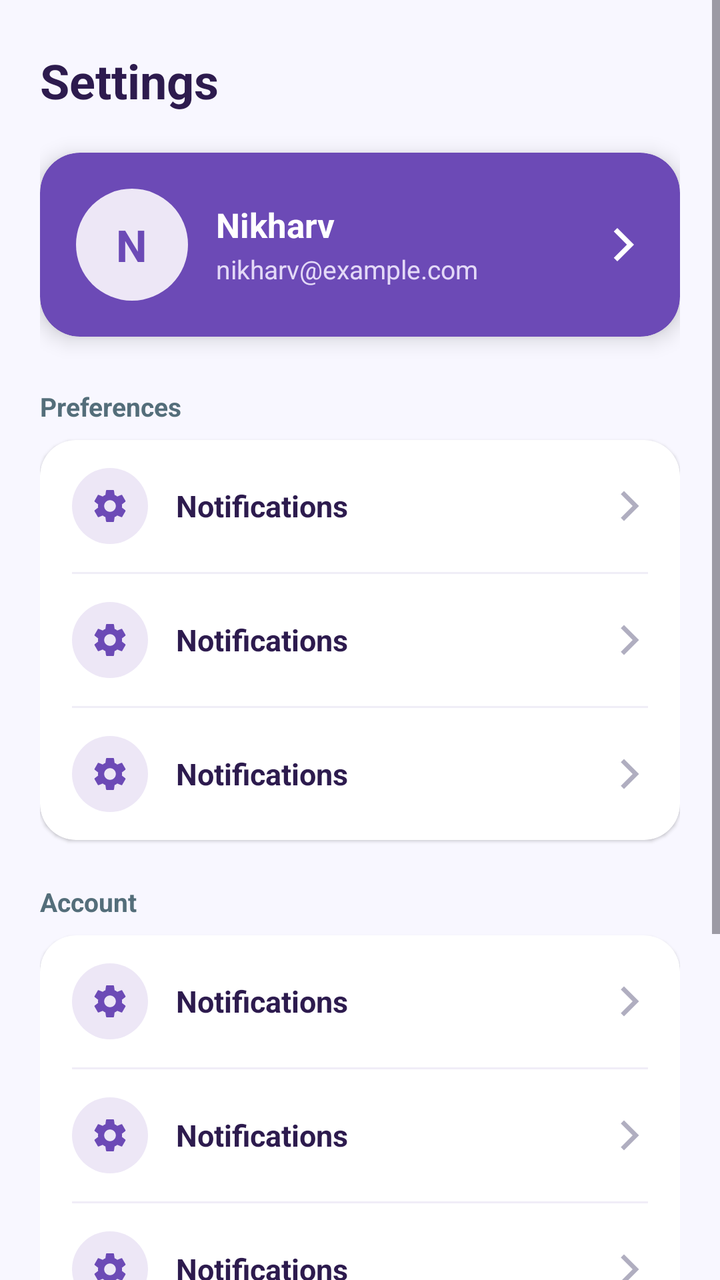
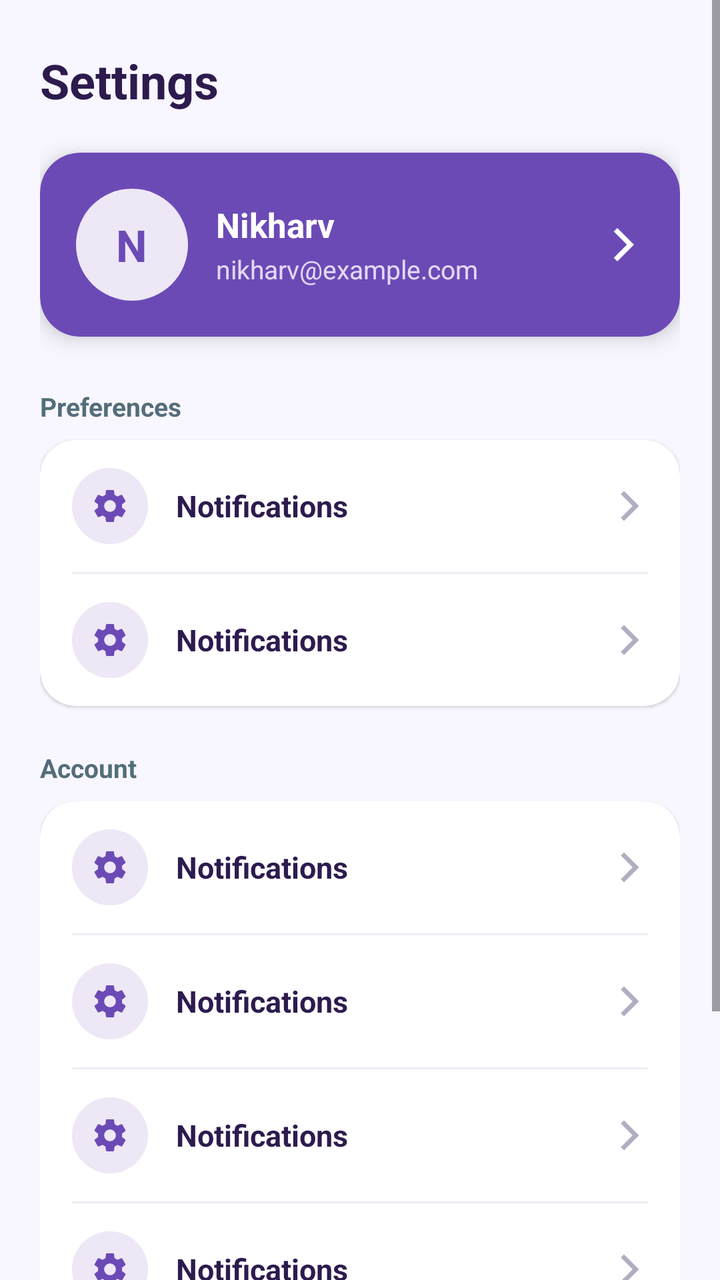

Two renders of the same Android screen: before a commit and after it. Below are the layout's source before the change and the commit's diff.
<!-- AndroidManifest.xml: application theme Theme.StudyPlanner -->
<!-- res/layout/fragment_settings.xml -->
<?xml version="1.0" encoding="utf-8"?>
<ScrollView xmlns:android="http://schemas.android.com/apk/res/android"
    xmlns:tools="http://schemas.android.com/tools"
    xmlns:app="http://schemas.android.com/apk/res-auto"
    android:layout_width="match_parent"
    android:layout_height="match_parent"
    android:background="@color/screen_background"
    android:fillViewport="true"
    android:overScrollMode="never"
    tools:context=".SettingsFragment">

    <LinearLayout
        android:layout_width="match_parent"
        android:layout_height="wrap_content"
        android:orientation="vertical"
        android:paddingHorizontal="20dp"
        android:paddingTop="24dp"
        android:paddingBottom="30dp">

        <TextView
            android:id="@+id/tvSettingsTitle"
            android:layout_width="wrap_content"
            android:layout_height="wrap_content"
            android:text="@string/settings"
            android:textColor="@color/text_primary"
            android:textSize="24sp"
            android:textStyle="bold" />

        

        <androidx.cardview.widget.CardView
            android:id="@+id/profileCard"
            android:layout_width="match_parent"
            android:layout_height="wrap_content"
            android:layout_marginTop="20dp"
            app:cardBackgroundColor="#6C4AB6"
            app:cardCornerRadius="20dp"
            app:cardElevation="6dp">

            <LinearLayout
                android:layout_width="match_parent"
                android:layout_height="wrap_content"
                android:orientation="horizontal"
                android:gravity="center_vertical"
                android:padding="18dp">

                <FrameLayout
                    android:layout_width="56dp"
                    android:layout_height="56dp">

                    <View
                        android:layout_width="match_parent"
                        android:layout_height="match_parent"
                        android:background="@drawable/bg_profile_avatar" />

                    <TextView
                        android:id="@+id/tvAvatarInitial"
                        android:layout_width="wrap_content"
                        android:layout_height="wrap_content"
                        android:layout_gravity="center"
                        android:text="N"
                        android:textColor="#6C4AB6"
                        android:textSize="22sp"
                        android:textStyle="bold" />

                </FrameLayout>

                <LinearLayout
                    android:layout_width="0dp"
                    android:layout_height="wrap_content"
                    android:layout_weight="1"
                    android:layout_marginStart="14dp"
                    android:orientation="vertical">

                    <TextView
                        android:id="@+id/tvProfileName"
                        android:layout_width="wrap_content"
                        android:layout_height="wrap_content"
                        android:text="Nikharv"
                        android:textColor="#FFFFFF"
                        android:textSize="17sp"
                        android:textStyle="bold" />

                    <TextView
                        android:id="@+id/tvProfileEmail"
                        android:layout_width="wrap_content"
                        android:layout_height="wrap_content"
                        android:layout_marginTop="2dp"
                        android:text="nikharv@example.com"
                        android:textColor="#E3D9F7"
                        android:textSize="13sp" />

                </LinearLayout>

                <ImageView
                    android:id="@+id/btnEditProfile"
                    android:layout_width="20dp"
                    android:layout_height="20dp"
                    android:src="@drawable/ic_arrow_forward"
                    app:tint="#FFFFFF" />

            </LinearLayout>

        </androidx.cardview.widget.CardView>

        

        <TextView
            android:id="@+id/tvPreferencesLabel"
            android:layout_width="wrap_content"
            android:layout_height="wrap_content"
            android:layout_marginTop="26dp"
            android:layout_marginBottom="8dp"
            android:text="@string/preferences"
            android:textColor="@color/text_secondary"
            android:textSize="13sp"
            android:textStyle="bold" />

        <androidx.cardview.widget.CardView
            android:id="@+id/preferencesCard"
            android:layout_width="match_parent"
            android:layout_height="wrap_content"
            app:cardBackgroundColor="@color/surface"
            app:cardCornerRadius="18dp"
            app:cardElevation="1dp">

            <LinearLayout
                android:layout_width="match_parent"
                android:layout_height="wrap_content"
                android:orientation="vertical"
                android:paddingHorizontal="16dp">

                <include
                    android:id="@+id/rowNotifications"
                    layout="@layout/item_settings_row" />

                <View android:layout_width="match_parent" android:layout_height="1dp" android:background="@color/divider" />

                <include
                    android:id="@+id/rowDarkMode"
                    layout="@layout/item_settings_row" />

                <View android:layout_width="match_parent" android:layout_height="1dp" android:background="@color/divider" />

                <include
                    android:id="@+id/rowReminders"
                    layout="@layout/item_settings_row" />

            </LinearLayout>

        </androidx.cardview.widget.CardView>

        

        <TextView
            android:id="@+id/tvAccountLabel"
            android:layout_width="wrap_content"
            android:layout_height="wrap_content"
            android:layout_marginTop="22dp"
            android:layout_marginBottom="8dp"
            android:text="@string/account"
            android:textColor="@color/text_secondary"
            android:textSize="13sp"
            android:textStyle="bold" />

        <androidx.cardview.widget.CardView
            android:id="@+id/accountCard"
            android:layout_width="match_parent"
            android:layout_height="wrap_content"
            app:cardBackgroundColor="@color/surface"
            app:cardCornerRadius="18dp"
            app:cardElevation="1dp">

            <LinearLayout
                android:layout_width="match_parent"
                android:layout_height="wrap_content"
                android:orientation="vertical"
                android:paddingHorizontal="16dp">

                <include
                    android:id="@+id/rowEditProfile"
                    layout="@layout/item_settings_row" />

                <View android:layout_width="match_parent" android:layout_height="1dp" android:background="@color/divider" />

                <include
                    android:id="@+id/rowChangePassword"
                    layout="@layout/item_settings_row" />

                <View android:layout_width="match_parent" android:layout_height="1dp" android:background="@color/divider" />

                <include
                    android:id="@+id/rowAbout"
                    layout="@layout/item_settings_row" />

                <View android:layout_width="match_parent" android:layout_height="1dp" android:background="@color/divider" />

                <include
                    android:id="@+id/rowFreeTime"
                    layout="@layout/item_settings_row" />

            </LinearLayout>

        </androidx.cardview.widget.CardView>

        

        <com.google.android.material.button.MaterialButton
            android:id="@+id/btnLogout"
            android:layout_width="match_parent"
            android:layout_height="52dp"
            android:layout_marginTop="26dp"
            android:text="@string/log_out"
            android:textColor="#E53935"
            android:textSize="15sp"
            android:textStyle="bold"
            app:backgroundTint="@color/surface"
            app:strokeColor="#F5C6C6"
            app:strokeWidth="1dp"
            app:cornerRadius="16dp"
            app:rippleColor="#F5C6C6"
            app:icon="@drawable/ic_logout"
            app:iconTint="#E53935"
            app:iconGravity="textStart" />

        <TextView
            android:id="@+id/tvAppVersion"
            android:layout_width="wrap_content"
            android:layout_height="wrap_content"
            android:layout_marginTop="18dp"
            android:layout_gravity="center_horizontal"
            android:text="@string/studyplanner_v1_0_0"
            android:textColor="#B0AEC0"
            android:textSize="12sp" />

    </LinearLayout>

</ScrollView>
<!-- res/layout/item_settings_row.xml (included above) -->
<?xml version="1.0" encoding="utf-8"?>
<LinearLayout xmlns:android="http://schemas.android.com/apk/res/android"
    xmlns:app="http://schemas.android.com/apk/res-auto"
    android:id="@+id/settingsRowRoot"
    android:layout_width="match_parent"
    android:layout_height="wrap_content"
    android:orientation="horizontal"
    android:gravity="center_vertical"
    android:paddingVertical="14dp"
    android:background="?attr/selectableItemBackground"
    android:clickable="true"
    android:focusable="true">

    <FrameLayout
        android:layout_width="38dp"
        android:layout_height="38dp"
        android:background="@drawable/bg_profile_avatar">

        <ImageView
            android:id="@+id/rowIcon"
            android:layout_width="20dp"
            android:layout_height="20dp"
            android:layout_gravity="center"
            android:src="@drawable/ic_settings"
            app:tint="#6C4AB6" />

    </FrameLayout>

    <LinearLayout
        android:layout_width="0dp"
        android:layout_height="wrap_content"
        android:layout_weight="1"
        android:layout_marginStart="14dp"
        android:orientation="vertical">

        <TextView
            android:id="@+id/rowLabel"
            android:layout_width="match_parent"
            android:layout_height="wrap_content"
            android:text="Notifications"
            android:textColor="@color/text_primary"
            android:textSize="15sp"
            android:textStyle="bold" />

        <TextView
            android:id="@+id/rowDescription"
            android:layout_width="match_parent"
            android:layout_height="wrap_content"
            android:layout_marginTop="2dp"
            android:textColor="@color/text_secondary"
            android:textSize="12sp"
            android:visibility="gone" />
    </LinearLayout>

    <ImageView
        android:id="@+id/rowArrow"
        android:layout_width="18dp"
        android:layout_height="18dp"
        android:src="@drawable/ic_arrow_forward"
        app:tint="#B0AEC0" />

    <com.google.android.material.materialswitch.MaterialSwitch
        android:id="@+id/rowSwitch"
        android:layout_width="wrap_content"
        android:layout_height="wrap_content"
        android:visibility="gone"
        app:thumbTint="#FFFFFF"
        app:trackTint="#6C4AB6" />

</LinearLayout>
<!-- resources referenced by this layout -->
<resources>
  <color name="divider">#F0EDF7</color>
  <color name="screen_background">#F8F7FF</color>
  <color name="surface">#FFFFFF</color>
  <color name="text_primary">#2D1B4E</color>
  <color name="text_secondary">#546E7A</color>
  <!-- drawable bg_profile_avatar (drawable) -->
  <?xml version="1.0" encoding="utf-8"?>
  <shape xmlns:android="http://schemas.android.com/apk/res/android"
      android:shape="oval">
      <solid android:color="@color/surface_variant" />
  </shape>
  <!-- drawable ic_arrow_forward (drawable) -->
  <vector xmlns:android="http://schemas.android.com/apk/res/android"
      android:width="24dp"
      android:height="24dp"
      android:viewportWidth="24"
      android:viewportHeight="24">
      <path
          android:fillColor="@android:color/black"
          android:pathData="M5.88,4.12L13.76,12l-7.88,7.88L8,22l10,-10L8,2z" />
  </vector>
  <!-- drawable ic_logout (drawable) -->
  <vector xmlns:android="http://schemas.android.com/apk/res/android"
      android:width="24dp"
      android:height="24dp"
      android:viewportWidth="24"
      android:viewportHeight="24"
      android:tint="?attr/colorControlNormal">
  
      <path
          android:fillColor="@android:color/white"
          android:pathData="M17,7l-1.41,1.41L18.17,11H8v2h10.17l-2.58,2.58L17,17l5,-5L17,7zM4,5h8V3H4C2.9,3 2,3.9 2,5v14c0,1.1 0.9,2 2,2h8v-2H4V5z" />
  
  </vector>
  <!-- drawable ic_settings (drawable) -->
  <vector xmlns:android="http://schemas.android.com/apk/res/android"
      android:width="24dp"
      android:height="24dp"
      android:viewportWidth="24"
      android:viewportHeight="24"
      android:tint="?attr/colorControlNormal">
      <path
          android:fillColor="@android:color/white"
          android:pathData="M19.14,12.94c0.04,-0.3 0.06,-0.61 0.06,-0.94c0,-0.32 -0.02,-0.64 -0.07,-0.94l2.03,-1.58c0.18,-0.14 0.23,-0.41 0.12,-0.61l-1.92,-3.32c-0.12,-0.22 -0.37,-0.29 -0.59,-0.22l-2.39,0.96c-0.5,-0.38 -1.03,-0.7 -1.62,-0.94L14.4,2.81c-0.04,-0.24 -0.24,-0.41 -0.48,-0.41h-3.84c-0.24,0 -0.43,0.17 -0.47,0.41L9.25,5.35C8.66,5.59 8.12,5.92 7.63,6.29L5.24,5.33c-0.22,-0.08 -0.47,0 -0.59,0.22L2.74,8.87C2.62,9.08 2.66,9.34 2.86,9.48l2.03,1.58C4.84,11.36 4.81,11.69 4.81,12c0,0.31 0.02,0.65 0.07,0.94l-2.03,1.58c-0.18,0.14 -0.23,0.41 -0.12,0.61l1.92,3.32c0.12,0.22 0.37,0.29 0.59,0.22l2.39,-0.96c0.5,0.38 1.03,0.7 1.62,0.94l0.36,2.54c0.05,0.24 0.24,0.41 0.48,0.41h3.84c0.24,0 0.44,-0.17 0.47,-0.41l0.36,-2.54c0.59,-0.24 1.13,-0.56 1.62,-0.94l2.39,0.96c0.22,0.08 0.47,0 0.59,-0.22l1.92,-3.32c0.12,-0.22 0.07,-0.47 -0.12,-0.61L19.14,12.94zM12,15.5c-1.93,0 -3.5,-1.57 -3.5,-3.5s1.57,-3.5 3.5,-3.5s3.5,1.57 3.5,3.5S13.93,15.5 12,15.5z" />
  </vector>
  <string name="account">Account</string>
  <string name="log_out">Log Out</string>
  <string name="preferences">Preferences</string>
  <string name="settings">Settings</string>
  <string name="studyplanner_v1_0_0">StudyPlanner v1.0.0</string>
  <style name="Theme.StudyPlanner" parent="Base.Theme.StudyPlanner" />
  <color name="surface_variant">#EDE7F6</color>
  <style name="Base.Theme.StudyPlanner" parent="Theme.Material3.DayNight.NoActionBar">
          
          
      </style>
</resources>

<!-- the commit's change to res/layout/fragment_settings.xml (unified diff, before → after) -->
@@ -132,12 +132,6 @@
 
                 <include
                     android:id="@+id/rowNotifications"
-                    layout="@layout/item_settings_row" />
-
-                <View android:layout_width="match_parent" android:layout_height="1dp" android:background="@color/divider" />
-
-                <include
-                    android:id="@+id/rowDarkMode"
                     layout="@layout/item_settings_row" />
 
                 <View android:layout_width="match_parent" android:layout_height="1dp" android:background="@color/divider" />
